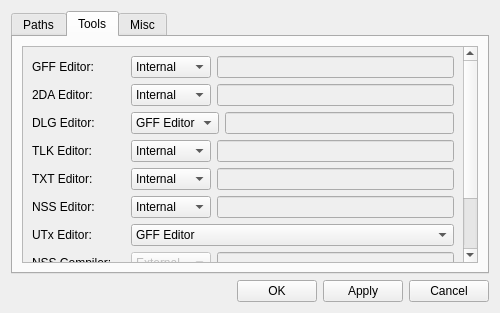
Above: ui/misc/settings.ui from NickHugi/PyKotor before the change. Below: the same form after it.
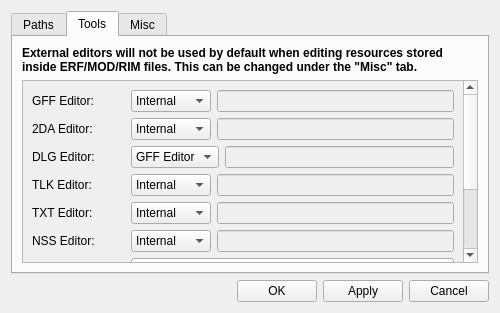
That is the form after the change. The open tabs and pages were chosen to show the change.

Commit message: Notify user swapping to external editors about encapsulated files

```diff
--- a/ui/misc/settings.ui
+++ b/ui/misc/settings.ui
@@ -17,7 +17,7 @@
    <item>
     <widget class="QTabWidget" name="tabWidget">
      <property name="currentIndex">
-      <number>2</number>
+      <number>1</number>
      </property>
      <widget class="QWidget" name="tab">
       <attribute name="title">
@@ -112,7 +112,7 @@
        <string>Tools</string>
       </attribute>
       <layout class="QGridLayout" name="gridLayout">
-       <item row="0" column="0">
+       <item row="1" column="0">
         <widget class="QScrollArea" name="scrollArea">
          <property name="widgetResizable">
           <bool>true</bool>
@@ -123,18 +123,18 @@
             <x>0</x>
             <y>0</y>
             <width>439</width>
-            <height>290</height>
+            <height>296</height>
            </rect>
           </property>
           <layout class="QFormLayout" name="formLayout">
-           <item row="0" column="0">
+           <item row="1" column="0">
             <widget class="QLabel" name="label_3">
              <property name="text">
               <string>GFF Editor:</string>
              </property>
             </widget>
            </item>
-           <item row="0" column="1">
+           <item row="1" column="1">
             <layout class="QHBoxLayout" name="horizontalLayout">
              <item>
               <widget class="QComboBox" name="gffToolCombo">
@@ -165,14 +165,14 @@
              </item>
             </layout>
            </item>
-           <item row="1" column="0">
+           <item row="2" column="0">
             <widget class="QLabel" name="label_7">
              <property name="text">
               <string>2DA Editor:</string>
              </property>
             </widget>
            </item>
-           <item row="1" column="1">
+           <item row="2" column="1">
             <layout class="QHBoxLayout" name="horizontalLayout_4">
              <item>
               <widget class="QComboBox" name="twodaToolCombo">
@@ -203,14 +203,14 @@
              </item>
             </layout>
            </item>
-           <item row="2" column="0">
+           <item row="3" column="0">
             <widget class="QLabel" name="label_8">
              <property name="text">
               <string>DLG Editor:</string>
              </property>
             </widget>
            </item>
-           <item row="2" column="1">
+           <item row="3" column="1">
             <layout class="QHBoxLayout" name="horizontalLayout_5">
              <item>
               <widget class="QComboBox" name="dlgToolCombo">
@@ -244,14 +244,14 @@
              </item>
             </layout>
            </item>
-           <item row="3" column="0">
+           <item row="4" column="0">
             <widget class="QLabel" name="label_9">
              <property name="text">
               <string>TLK Editor:</string>
              </property>
             </widget>
            </item>
-           <item row="3" column="1">
+           <item row="4" column="1">
             <layout class="QHBoxLayout" name="horizontalLayout_6">
              <item>
               <widget class="QComboBox" name="tlkToolCombo">
@@ -282,14 +282,14 @@
              </item>
             </layout>
            </item>
-           <item row="6" column="0">
+           <item row="7" column="0">
             <widget class="QLabel" name="label_5">
              <property name="text">
               <string>UTx Editor:</string>
              </property>
             </widget>
            </item>
-           <item row="6" column="1">
+           <item row="7" column="1">
             <widget class="QComboBox" name="utxToolCombo">
              <item>
               <property name="text">
@@ -298,14 +298,14 @@
              </item>
             </widget>
            </item>
-           <item row="7" column="0">
+           <item row="8" column="0">
             <widget class="QLabel" name="label_4">
              <property name="text">
               <string>NSS Compiler:</string>
              </property>
             </widget>
            </item>
-           <item row="7" column="1">
+           <item row="8" column="1">
             <layout class="QHBoxLayout" name="horizontalLayout_2">
              <item>
               <widget class="QComboBox" name="nssCompToolCombo">
@@ -334,14 +334,14 @@
              </item>
             </layout>
            </item>
-           <item row="8" column="0">
+           <item row="9" column="0">
             <widget class="QLabel" name="label_10">
              <property name="text">
               <string>NCS Decompiler:</string>
              </property>
             </widget>
            </item>
-           <item row="8" column="1">
+           <item row="9" column="1">
             <layout class="QHBoxLayout" name="horizontalLayout_7">
              <item>
               <widget class="QComboBox" name="ncsToolCombo">
@@ -370,14 +370,14 @@
              </item>
             </layout>
            </item>
-           <item row="9" column="0">
+           <item row="10" column="0">
             <widget class="QLabel" name="label_6">
              <property name="text">
               <string>MDL Decompiler:</string>
              </property>
             </widget>
            </item>
-           <item row="9" column="1">
+           <item row="10" column="1">
             <layout class="QHBoxLayout" name="horizontalLayout_3">
              <item>
               <widget class="QComboBox" name="mdlToolCombo">
@@ -406,21 +406,21 @@
              </item>
             </layout>
            </item>
-           <item row="4" column="0">
+           <item row="5" column="0">
             <widget class="QLabel" name="label_2">
              <property name="text">
               <string>TXT Editor:</string>
              </property>
             </widget>
            </item>
-           <item row="5" column="0">
+           <item row="6" column="0">
             <widget class="QLabel" name="label_14">
              <property name="text">
               <string>NSS Editor:</string>
              </property>
             </widget>
            </item>
-           <item row="4" column="1">
+           <item row="5" column="1">
             <layout class="QHBoxLayout" name="horizontalLayout_10">
              <item>
               <widget class="QComboBox" name="txtToolCombo">
@@ -451,7 +451,7 @@
              </item>
             </layout>
            </item>
-           <item row="5" column="1">
+           <item row="6" column="1">
             <layout class="QHBoxLayout" name="horizontalLayout_11">
              <item>
               <widget class="QComboBox" name="nssToolCombo">
@@ -486,6 +486,16 @@
          </widget>
         </widget>
        </item>
+       <item row="0" column="0">
+        <widget class="QLabel" name="label_16">
+         <property name="text">
+          <string>&lt;html&gt;&lt;head/&gt;&lt;body&gt;&lt;p&gt;&lt;span style=&quot; font-weight:600;&quot;&gt;External editors will not be used by default when editing resources stored inside ERF/MOD/RIM files. This can be changed under the &amp;quot;Misc&amp;quot; tab.&lt;/span&gt;&lt;/p&gt;&lt;/body&gt;&lt;/html&gt;</string>
+         </property>
+         <property name="wordWrap">
+          <bool>true</bool>
+         </property>
+        </widget>
+       </item>
       </layout>
      </widget>
      <widget class="QWidget" name="tab_3">
```
The commit also changes 1 other file.
